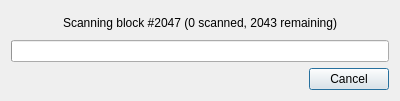
Old version of the form src/mcrecover/ui/SearchDialog.ui in the repository GerbilSoft/mcrecover.
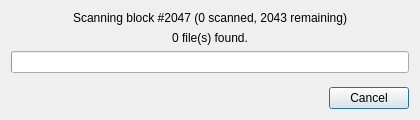
New version of the form.

Commit message: SearchDialog: Added a label for number of files found.

```diff
--- a/src/mcrecover/ui/SearchDialog.ui
+++ b/src/mcrecover/ui/SearchDialog.ui
@@ -9,20 +9,20 @@
    <rect>
     <x>0</x>
     <y>0</y>
-    <width>400</width>
-    <height>101</height>
+    <width>420</width>
+    <height>120</height>
    </rect>
   </property>
   <property name="minimumSize">
    <size>
-    <width>400</width>
-    <height>101</height>
+    <width>420</width>
+    <height>120</height>
    </size>
   </property>
   <property name="maximumSize">
    <size>
-    <width>400</width>
-    <height>101</height>
+    <width>420</width>
+    <height>120</height>
    </size>
   </property>
   <property name="windowTitle">
@@ -42,9 +42,35 @@
      </property>
     </widget>
    </item>
+   <item>
+    <widget class="QLabel" name="lblFilesFound">
+     <property name="text">
+      <string notr="true">0 file(s) found.</string>
+     </property>
+     <property name="textFormat">
+      <enum>Qt::PlainText</enum>
+     </property>
+     <property name="alignment">
+      <set>Qt::AlignCenter</set>
+     </property>
+    </widget>
+   </item>
    <item>
     <widget class="QProgressBar" name="pbProgress"/>
    </item>
+   <item>
+    <spacer name="vspcSpacer">
+     <property name="orientation">
+      <enum>Qt::Vertical</enum>
+     </property>
+     <property name="sizeHint" stdset="0">
+      <size>
+       <width>20</width>
+       <height>40</height>
+      </size>
+     </property>
+    </spacer>
+   </item>
    <item>
     <widget class="QDialogButtonBox" name="buttonBox">
      <property name="orientation">
```
The commit also changes 1 other file.
